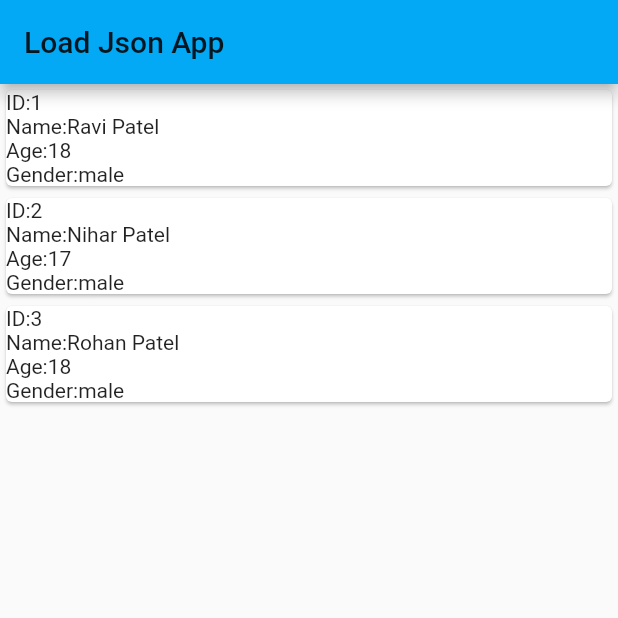
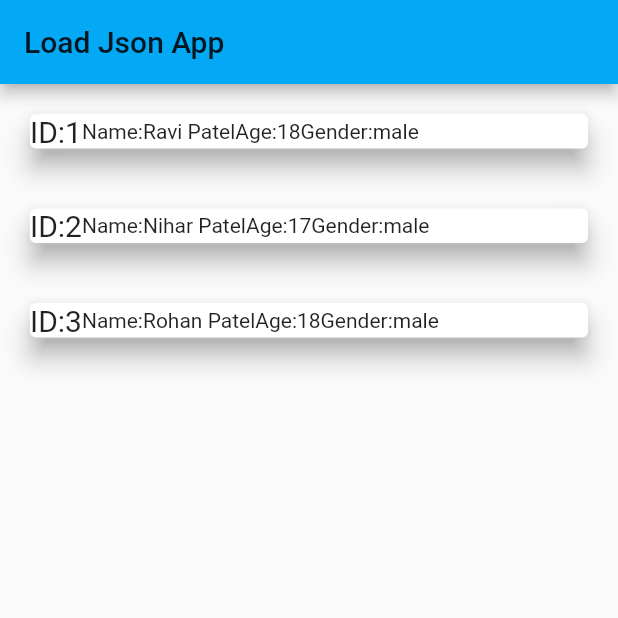
Before and after one commit to ravipatel0508/json_in_flutter, a Flutter app: the screen it shows after launch, on a phone screen of 412 x 824 dp, the top half of it. Run offline on Flutter 3.47's test engine with Material 2 defaults, Android fonts, the phone set to English and light mode, and no system bars.

Commit message:
Second Commit

```diff
--- a/lib/main.dart
+++ b/lib/main.dart
@@ -36,24 +36,36 @@ class HomePageState extends State<HomePage>{
           child: FutureBuilder(
             future: DefaultAssetBundle.of(context).loadString('load_json/person.json'),
             builder: (context, snapshot) {
-              var mydata = json.decode(snapshot.data.toString());
+              var myData = json.decode(snapshot.data.toString());
 
               return ListView.builder(
                 itemBuilder: (BuildContext context, int index){
                   return Card(
+                    elevation: 7.0,
+                    margin: EdgeInsets.all(20.0),
+                    shadowColor: Colors.grey,
                     child: Column(
                       crossAxisAlignment: CrossAxisAlignment.stretch,
                       children: <Widget>[
-                        Text("ID:"+mydata[index]['id']),
-                        Text("Name:"+mydata[index]['name']),
-                        Text("Age:"+mydata[index]['age']),
-                        Text("Gender:"+mydata[index]['gender']),
+                        Row(
+                          children: <Widget>[
+                            Text("ID:"+myData[index]['id'],
+                              style: TextStyle(
+                                fontSize: 20.0
+                              ),
+                            ),
+                            Text("Name:"+myData[index]['name']),
+                            Text("Age:"+myData[index]['age']),
+                            Text("Gender:"+myData[index]['gender']),
+                          ],
+                        ),
                       ],
                     ),
                   );
                 },
-                itemCount: mydata == null ? 0 : mydata.length,
+                itemCount: myData == null ? 0 : myData.length,
               );
+
             },
           ),
         ),
```
